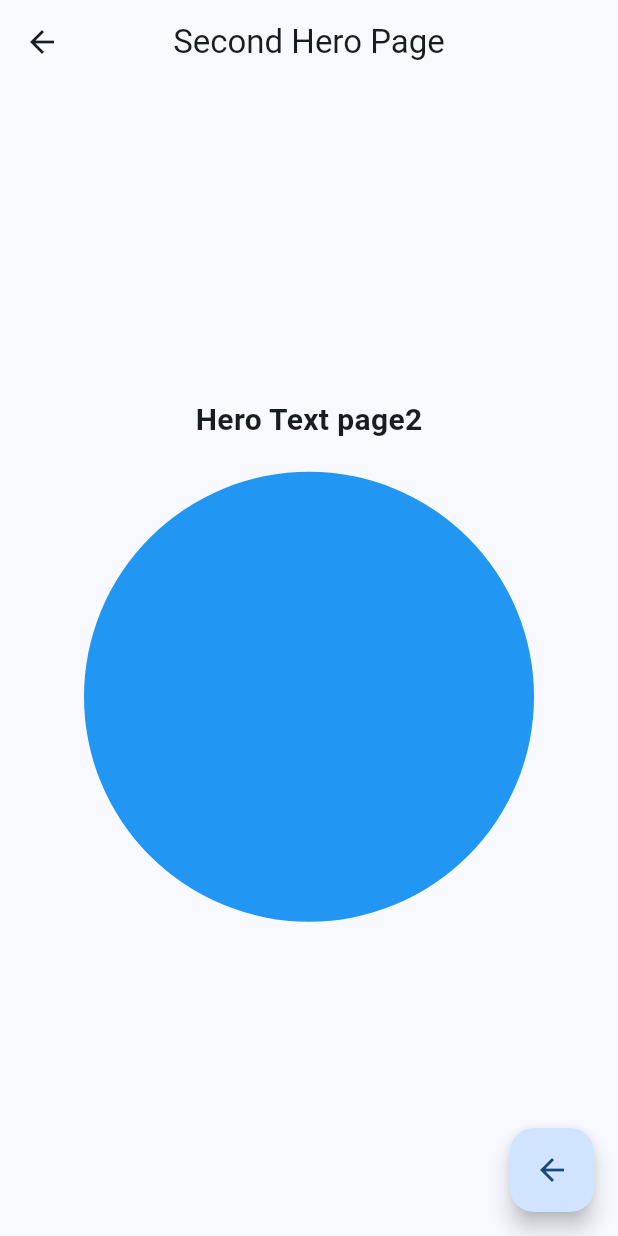
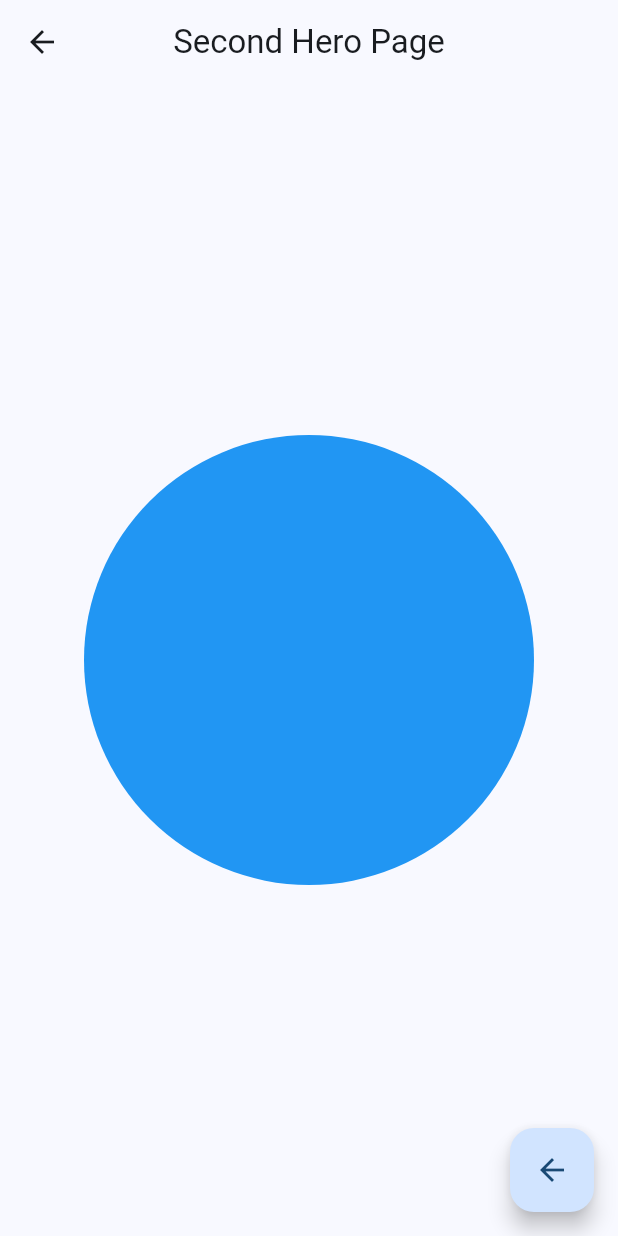
Before and after one commit to yongyong-john/flutter-ui-kit, a Flutter app: the HeroScreen screen opened directly, after a tap on the "arrow forward" icon, on a phone screen of 412 x 824 dp. Run offline on Flutter 3.47's test engine with Material 3 defaults, Android fonts, the light colour scheme and no system bars.

Commit message:
feat: edit text.

```diff
--- a/lib/screen/animation/hero_screen.dart
+++ b/lib/screen/animation/hero_screen.dart
@@ -12,22 +12,7 @@ class HeroScreen extends StatelessWidget {
       ),
       body: SafeArea(
         child: Center(
-          child: Column(
-            children: [
-              const Hero(
-                tag: 'hero-text',
-                child: Text(
-                  'Hero Text page1',
-                  style: TextStyle(
-                    fontSize: 10,
-                    fontWeight: FontWeight.normal,
-                  ),
-                ),
-              ),
-              const SizedBox(
-                height: 20,
-              ),
-              Hero(
+          child: Hero(
             tag: 'hero-color',
             child: Container(
               width: 100,
@@ -37,8 +22,6 @@ class HeroScreen extends StatelessWidget {
                 color: Colors.blue,
               ),
             ),
-              ),
-            ],
           ),
         ),
       ),
@@ -67,23 +50,7 @@ class SecondHeroPage extends StatelessWidget {
       ),
       body: SafeArea(
         child: Center(
-          child: Column(
-            mainAxisAlignment: MainAxisAlignment.center,
-            children: [
-              const Hero(
-                tag: 'hero-text',
-                child: Text(
-                  'Hero Text page2',
-                  style: TextStyle(
-                    fontSize: 20,
-                    fontWeight: FontWeight.bold,
-                  ),
-                ),
-              ),
-              const SizedBox(
-                height: 20,
-              ),
-              Hero(
+          child: Hero(
             tag: 'hero-color',
             child: Container(
               width: 300,
@@ -93,8 +60,6 @@ class SecondHeroPage extends StatelessWidget {
                 color: Colors.blue,
               ),
             ),
-              ),
-            ],
           ),
         ),
       ),
--- a/lib/screen/home_screen.dart
+++ b/lib/screen/home_screen.dart
@@ -59,7 +59,7 @@ class HomeScreen extends StatelessWidget {
                     children: [
                       const SizedBox(height: 10.0),
                       const Text(
-                        'This is Flutter UI Kit, a sample application showcasing various UI components.',
+                        'Flutter UI Kit is a sample application that demonstrates various UI components. It is implemented only with Flutter SDK without any external libraries.',
                         style: TextStyle(fontSize: 16),
                       ),
                       const SizedBox(height: 10.0),
@@ -131,7 +131,7 @@ class HomeScreen extends StatelessWidget {
                         child: ListTile(
                           title: Center(
                             child: Text(
-                              'Basic Layout UI',
+                              'Layout UI',
                               style: TextStyle(fontSize: cardHeight / 7),
                             ),
                           ),
@@ -151,7 +151,7 @@ class HomeScreen extends StatelessWidget {
                         child: ListTile(
                           title: Center(
                             child: Text(
-                              'Basic Animation UI',
+                              'Animation UI',
                               style: TextStyle(fontSize: cardHeight / 7),
                             ),
                           ),
```
Lines whose indentation alone changed are shown as unchanged.
